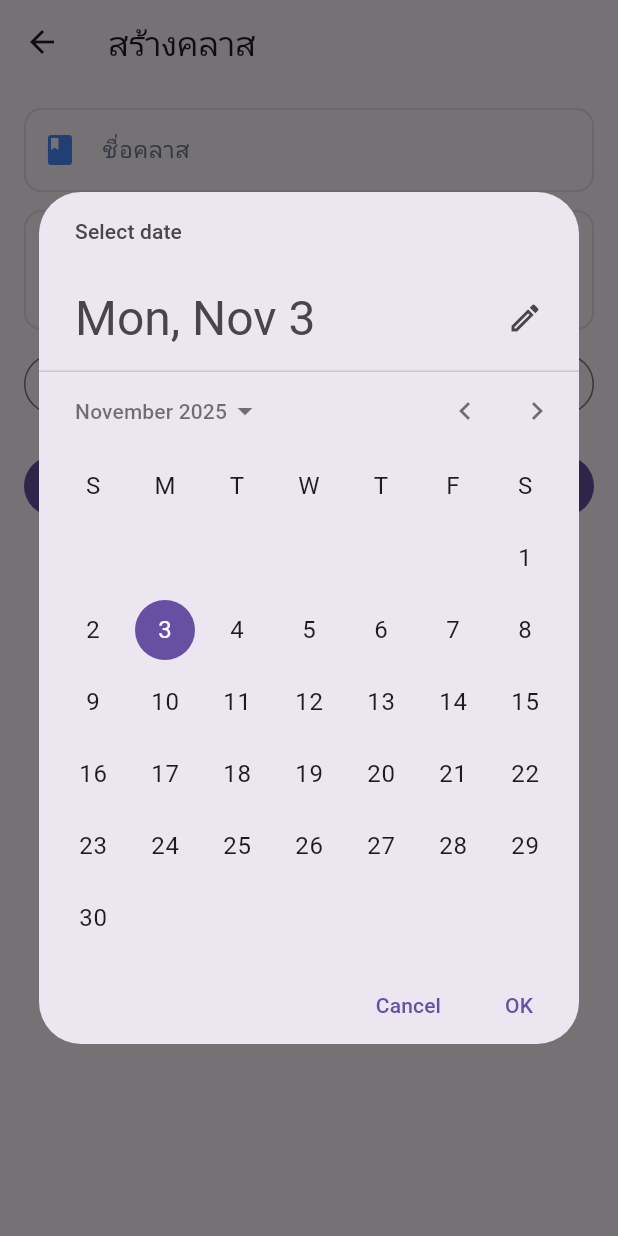
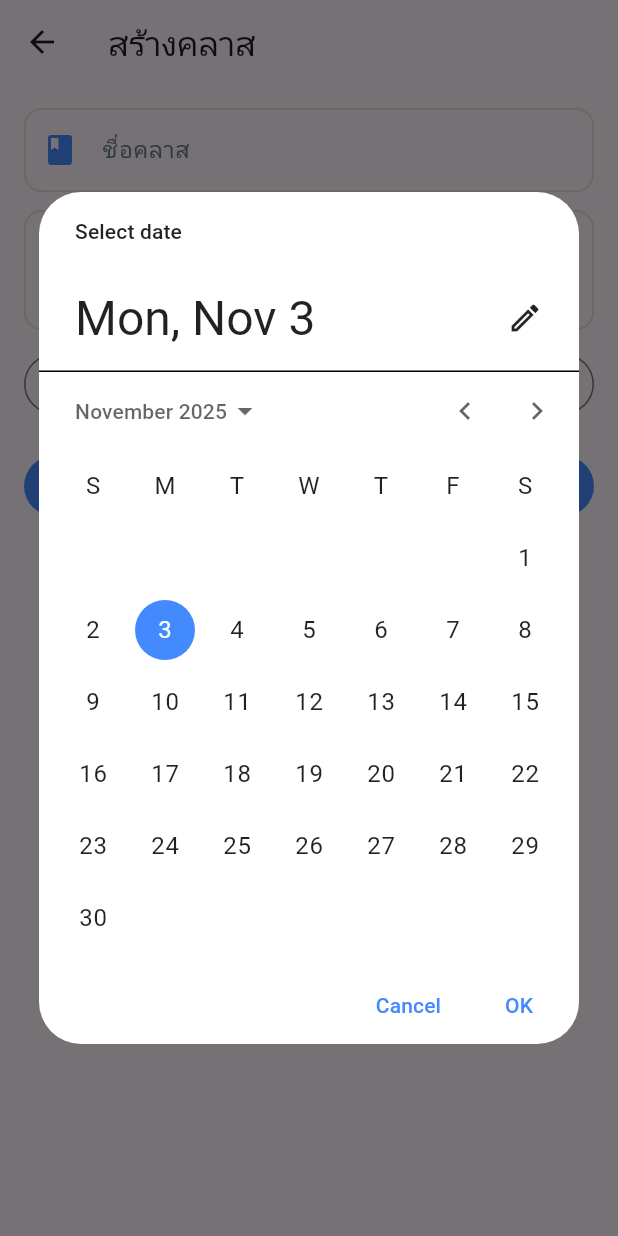
Before and after one commit to Threeraput/The_Fucking_final_Project, a Flutter app: the CreateClassScreen screen opened directly, after a tap on "วันเริ่ม", on a phone screen of 412 x 824 dp. Run offline on Flutter 3.47's test engine with Material 3 defaults, Android fonts, the phone set to English and light mode, and no system bars; our stand-ins replace camera, dropdown_button2, geolocator, image_picker, numberpicker, shared_preferences; accounts and stored records are empty; network calls fail.

Commit message:
UI_pickData

```diff
--- a/frontend/lib/screens/create_class_screen.dart
+++ b/frontend/lib/screens/create_class_screen.dart
@@ -39,6 +39,23 @@ class _CreateClassScreenState extends State<CreateClassScreen> {
       firstDate: DateTime(2020),
       lastDate: DateTime(2100),
       initialDate: init,
+      builder: (context, child) {
+        return Theme(
+          data: Theme.of(context).copyWith(
+            colorScheme: ColorScheme.light(
+              primary: Colors.blueAccent,
+              onPrimary: Colors.white,
+              onSurface: Colors.black87,
+            ),
+            textButtonTheme: TextButtonThemeData(
+              style: TextButton.styleFrom(
+                foregroundColor: Colors.blueAccent,
+              ),
+            ),
+          ),
+          child: child!,
+        );
+      },
     );
     if (d == null) return;
     setState(() {
@@ -86,6 +103,8 @@ class _CreateClassScreenState extends State<CreateClassScreen> {
       if (mounted) setState(() => _loading = false);
     }
   }
+
+
 
   @override
   Widget build(BuildContext context) {
@@ -147,8 +166,11 @@ class _CreateClassScreenState extends State<CreateClassScreen> {
                   children: [
                     Expanded(
                       child: OutlinedButton.icon(
-                        icon: const Icon(Icons.calendar_today),
+                        icon: const Icon(
+                          color: Colors.black38,
+                          Icons.calendar_today),
                         label: Text(
+                          style: TextStyle(color: Colors.black,),
                           _startAt == null
                               ? 'วันเริ่ม'
                               : _startAt!.toIso8601String().split('T').first,
@@ -159,8 +181,11 @@ class _CreateClassScreenState extends State<CreateClassScreen> {
                     const SizedBox(width: 8),
                     Expanded(
                       child: OutlinedButton.icon(
-                        icon: const Icon(Icons.event),
+                        icon: const Icon(
+                          color: Colors.black38,
+                          Icons.event),
                         label: Text(
+                          style: TextStyle(color: Colors.black,),
                           _endAt == null
                               ? 'วันสิ้นสุด'
                               : _endAt!.toIso8601String().split('T').first,
@@ -172,6 +197,10 @@ class _CreateClassScreenState extends State<CreateClassScreen> {
                 ),
                 const SizedBox(height: 20),
                 FilledButton.icon(
+                  style: FilledButton.styleFrom(
+                    backgroundColor: Colors.blueAccent,
+                    foregroundColor: Colors.white,
+                   ),
                   onPressed: _submit,
                   icon: _loading
                       ? const SizedBox(
@@ -180,7 +209,9 @@ class _CreateClassScreenState extends State<CreateClassScreen> {
                           child: CircularProgressIndicator(strokeWidth: 2),
                         )
                       : const Icon(Icons.save),
-                  label: Text(editing ? 'บันทึกการแก้ไข' : 'สร้างห้องเรียน'),
+                  label: Text(
+                    style: TextStyle(fontSize: 16),
+                    editing ? 'บันทึกการแก้ไข' : 'สร้างห้องเรียน'),
                 ),
               ],
             ),
```
Also changed, not shown: frontend/lib/screens/classroom_home_screen.dart (+91 -31 lines), frontend/lib/screens/student_class_view.dart (+9 -2 lines).
